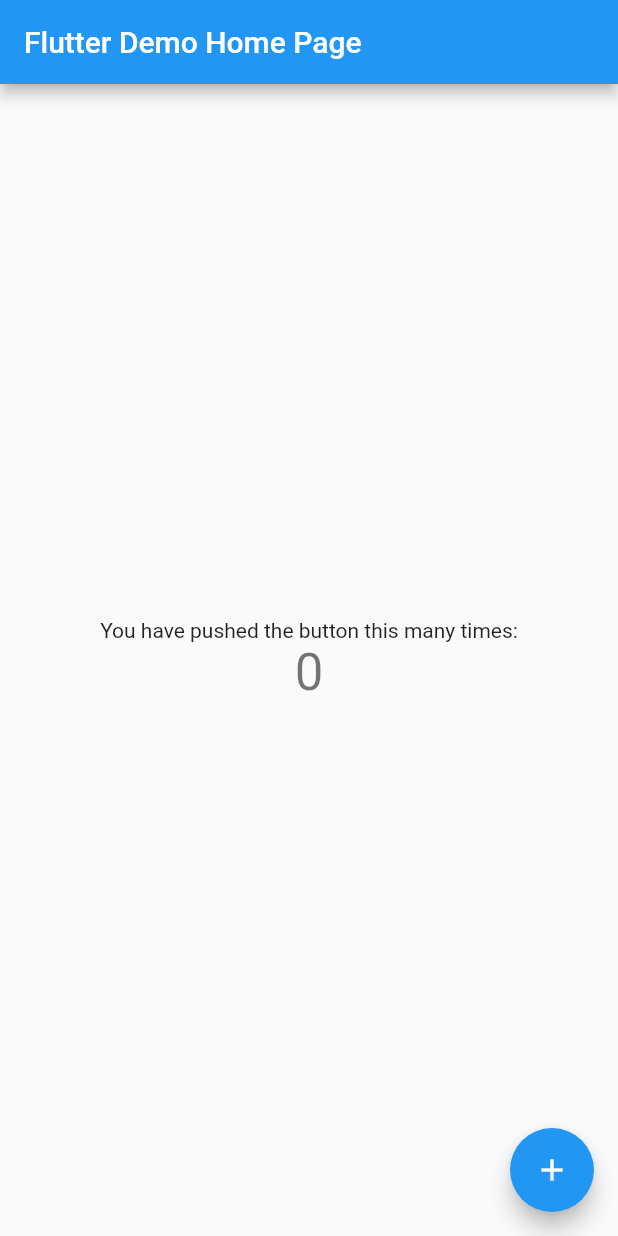
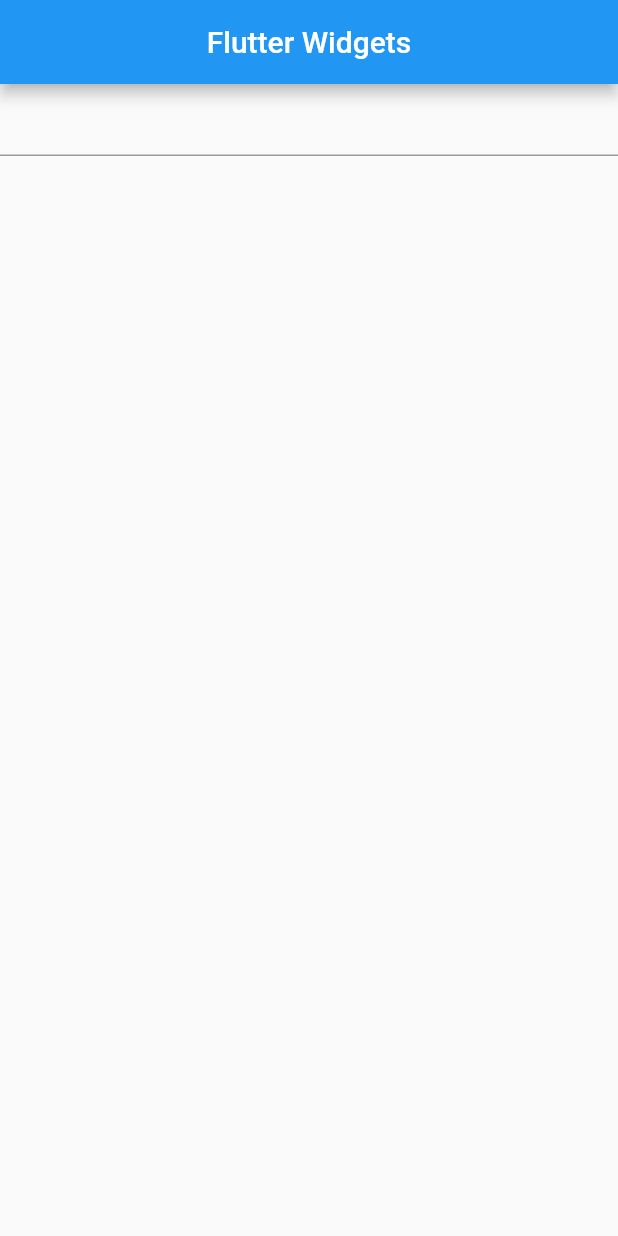
Before and after one commit to flutterStudio/flutter-widgets, a Flutter app: the screen it shows after launch, on a phone screen of 412 x 824 dp. Run offline on Flutter 3.47's test engine with Material 2 defaults, Android fonts, the phone set to English and light mode, and no system bars.

Commit message:
#1 implement an example.

````diff
--- a/lib/main.dart
+++ b/lib/main.dart
@@ -1,4 +1,5 @@
 import 'package:flutter/material.dart';
+import 'package:flutter_widgets/widgets/auto_complete_text_field.dart';
 
 void main() {
   runApp(MyApp());
@@ -22,92 +23,59 @@ class MyApp extends StatelessWidget {
         // is not restarted.
         primarySwatch: Colors.blue,
       ),
-      home: MyHomePage(title: 'Flutter Demo Home Page'),
+      home: MyHomePage(),
     );
   }
 }
 
 class MyHomePage extends StatefulWidget {
-  MyHomePage({Key? key, required this.title}) : super(key: key);
-
-  // This widget is the home page of your application. It is stateful, meaning
-  // that it has a State object (defined below) that contains fields that affect
-  // how it looks.
-
-  // This class is the configuration for the state. It holds the values (in this
-  // case the title) provided by the parent (in this case the App widget) and
-  // used by the build method of the State. Fields in a Widget subclass are
-  // always marked "final".
-
-  final String title;
+  MyHomePage({Key? key}) : super(key: key);
 
   @override
   _MyHomePageState createState() => _MyHomePageState();
 }
 
 class _MyHomePageState extends State<MyHomePage> {
-  int _counter = 0;
-
-  void _incrementCounter() {
-    setState(() {
-      // This call to setState tells the Flutter framework that something has
-      // changed in this State, which causes it to rerun the build method below
-      // so that the display can reflect the updated values. If we changed
-      // _counter without calling setState(), then the build method would not be
-      // called again, and so nothing would appear to happen.
-      _counter++;
-    });
-  }
-
+  _Item? _selectedItem;
   @override
   Widget build(BuildContext context) {
-    // This method is rerun every time setState is called, for instance as done
-    // by the _incrementCounter method above.
-    //
-    // The Flutter framework has been optimized to make rerunning build methods
-    // fast, so that you can just rebuild anything that needs updating rather
-    // than having to individually change instances of widgets.
     return Scaffold(
-      appBar: AppBar(
-        // Here we take the value from the MyHomePage object that was created by
-        // the App.build method, and use it to set our appbar title.
-        title: Text(widget.title),
-      ),
-      body: Center(
-        // Center is a layout widget. It takes a single child and positions it
-        // in the middle of the parent.
-        child: Column(
-          // Column is also a layout widget. It takes a list of children and
-          // arranges them vertically. By default, it sizes itself to fit its
-          // children horizontally, and tries to be as tall as its parent.
-          //
-          // Invoke "debug painting" (press "p" in the console, choose the
-          // "Toggle Debug Paint" action from the Flutter Inspector in Android
-          // Studio, or the "Toggle Debug Paint" command in Visual Studio Code)
-          // to see the wireframe for each widget.
-          //
-          // Column has various properties to control how it sizes itself and
-          // how it positions its children. Here we use mainAxisAlignment to
-          // center the children vertically; the main axis here is the vertical
-          // axis because Columns are vertical (the cross axis would be
-          // horizontal).
-          mainAxisAlignment: MainAxisAlignment.center,
-          children: <Widget>[
-            Text(
-              'You have pushed the button this many times:',
-            ),
-            Text(
-              '$_counter',
-              style: Theme.of(context).textTheme.headline4,
-            ),
+        appBar: AppBar(
+          title: Text("Flutter Widgets"),
+          centerTitle: true,
+        ),
+        body: Column(
+          children: [
+            AutoCompleteTextField<_Item>(
+                onSearchTextChanges: (text) async {
+                  List<_Item> items = _values
+                      .where((element) => element.text.contains(text))
+                      .toList();
+                  return items;
+                },
+                inputDecoration:
+                    InputDecoration(contentPadding: EdgeInsets.all(10)),
+                onResultSelected: (result) => setState(() {
+                      _selectedItem = result;
+                    }),
+                itemView: (value) => value.text,
+                label: "Items search"),
+            Expanded(child: Text(_selectedItem?.text ?? " "))
           ],
-        ),
-      ),
-      floatingActionButton: FloatingActionButton(
-        onPressed: _incrementCounter,
-        tooltip: 'Increment',
-        child: Icon(Icons.add),
-      ), // This trailing comma makes auto-formatting nicer for build methods.
-    );
+        ));
   }
 }
+
+class _Item {
+  final String text;
+
+  const _Item({required this.text});
+}
+
+const List<_Item> _values = [
+  _Item(text: "User1 "),
+  _Item(text: "User12"),
+  _Item(text: "User0"),
+  _Item(text: "User14"),
+  _Item(text: "User11"),
+];
--- /dev/null
+++ b/lib/widgets/auto_complete_text_field.dart
@@ -0,0 +1,217 @@
+import 'package:flutter/cupertino.dart';
+import 'package:flutter/material.dart';
+
+/// A textfield with search auto complete.
+///
+/// Use [onSearchTextChanges] to generate search results list.
+///
+/// [onResultSelected] Handles th result onclick action.
+///
+/// Use the [validator] to validate current selected value of the widget.
+///
+/// **Example**
+/// ```
+/// AutoCompleteTextField<Product>(
+///   label: "Product",
+///   itemView: (Product product) {
+///     return product.name;
+///   },
+///   onResultSelected: (product) {
+///     bloc.changeProduct(product);
+///     if (bloc.product != null) {
+///       _amounteditingController.text = bloc.amount.toString();
+///     }
+///   },
+///   onSearchTextChanges: (value) async {
+///     var data = await MainRepository.instance().searchitems(value);
+///     return data.data;
+///   },
+/// );
+///
+/// ```
+///
+class AutoCompleteTextField<T> extends StatefulWidget {
+  final Future<List<T>>? Function(String)? onSearchTextChanges;
+  final void Function(T)? onResultSelected;
+  final String Function(T) itemView;
+  final InputDecoration? inputDecoration;
+  final String? listTitle;
+  final String? label;
+  final String? Function(String?)? validator;
+  final T? value;
+
+  AutoCompleteTextField({
+    this.onSearchTextChanges,
+    this.onResultSelected,
+    this.listTitle,
+    this.validator,
+    this.value,
+    this.inputDecoration,
+    required this.itemView,
+    required this.label,
+  });
+  @override
+  _AutoCompleteTextFieldState<T> createState() =>
+      _AutoCompleteTextFieldState<T>();
+}
+
+class _AutoCompleteTextFieldState<T> extends State<AutoCompleteTextField<T>> {
+  final LayerLink _layerLink = LayerLink();
+  OverlayEntry? _overlayEntry;
+  final FocusNode _focusNode = FocusNode();
+  TextEditingController? _textEditingController;
+  String? _searchTerm;
+  ValueNotifier<T>? _value;
+
+  @override
+  void initState() {
+    _searchTerm = "";
+
+    _textEditingController = TextEditingController();
+
+    if (widget.value != null) {
+      _value = ValueNotifier<T>(widget.value!);
+      _textEditingController?.text = widget.itemView(widget.value!);
+    }
+
+    _focusNode.addListener(() {
+      if (_focusNode.hasFocus) {
+        if (this._overlayEntry == null) {
+          _overlayEntry = _createOverlayEntry([]);
+          Overlay.of(context)?.insert(this._overlayEntry!);
+        }
+      } else {
+        deleteOverlay();
+      }
+    });
+    super.initState();
+  }
+
+  OverlayEntry _createOverlayEntry(List<T> items) {
+    RenderBox? renderBox = context.findRenderObject() as RenderBox;
+    Size size = renderBox.size;
+    double listHeight = items.length * (100 + 5.0);
+    return OverlayEntry(
+      maintainState: true,
+      builder: (context) => Positioned(
+        top: 0,
+        right: 40,
+        height: listHeight >= 200 ? 200 : listHeight,
+        width: MediaQuery.of(context).size.width -
+            (MediaQuery.of(context).size.width * 0.1),
+        child: CompositedTransformFollower(
+            link: this._layerLink,
+            showWhenUnlinked: false,
+            offset: Offset(size.height * 0.1, size.height * 0.8),
+            child: Material(
+                elevation: 4.0,
+                child: Column(children: [
+                  Container(
+                    height: 16,
+                    child: Row(
+                      mainAxisAlignment: MainAxisAlignment.end,
+                      children: [
+                        IconButton(
+                          icon: Icon(
+                            Icons.close,
+                            size: 18,
+                          ),
+                          onPressed: () {
+                            this._overlayEntry?.remove();
+                            _overlayEntry = null;
+                          },
+                        )
+                      ],
+                    ),
+                  ),
+                  Expanded(
+                      child: ListView.builder(
+                    padding: EdgeInsets.zero,
+                    shrinkWrap: true,
+                    itemCount: items.length,
+                    itemBuilder: (context, index) => ListTile(
+                      title: Text(widget.itemView(items[index])),
+                      onTap: () {
+                        this._overlayEntry?.remove();
+                        _overlayEntry = null;
+                        _textEditingController?.text =
+                            widget.itemView(items[index]);
+                        _value?.value = items[index];
+                        widget.onResultSelected!(items[index]);
+                      },
+                    ),
+                  ))
+                ]))),
+      ),
+    );
+  }
+
+  @override
+  Widget build(BuildContext context) =>
+      Column(crossAxisAlignment: CrossAxisAlignment.start, children: <Widget>[
+        CompositedTransformTarget(
+            link: _layerLink,
+            child: Container(
+                height: 50,
+                child: TextFormField(
+                  controller: _textEditingController,
+                  focusNode: _focusNode,
+                  onFieldSubmitted: (value) {},
+                  onEditingComplete: () {
+                    _textEditingController?.text =
+                        widget.itemView(_value!.value);
+                  },
+                  validator: widget.validator ??
+                      (value) {
+                        return _value?.value == null
+                            ? "Please Select an item"
+                            : null;
+                      },
+                  decoration: widget.inputDecoration ??
+                      InputDecoration(
+                        enabled: true,
+                        filled: true,
+                        fillColor: Theme.of(context).colorScheme.secondary,
+                        helperText: " ",
+                        enabledBorder: OutlineInputBorder(
+                          borderRadius: BorderRadius.circular(40.0),
+                          borderSide: BorderSide(color: Colors.white),
+                        ),
+                        errorBorder: OutlineInputBorder(
+                          borderRadius: BorderRadius.circular(40.0),
+                          borderSide: BorderSide(color: Colors.red),
+                        ),
+                        focusedErrorBorder: OutlineInputBorder(
+                          borderRadius: BorderRadius.circular(40.0),
+                          borderSide: BorderSide(color: Colors.red),
+                        ),
+                        focusedBorder: OutlineInputBorder(
+                          borderRadius: BorderRadius.circular(40.0),
+                          borderSide: BorderSide(color: Colors.white),
+                        ),
+                      ),
+                  onTap: () {},
+                  onChanged: (String value) async {
+                    value.trim();
+                    if (_searchTerm == value) {
+                      return;
+                    }
+                    _searchTerm = value;
+                    if (_searchTerm == null) {
+                      deleteOverlay();
+                      return;
+                    }
+                    List<T> items = [];
+                    items = await widget.onSearchTextChanges!(value)!;
+                    _overlayEntry?.remove();
+                    _overlayEntry = _createOverlayEntry(items);
+                    Overlay.of(context)?.insert(this._overlayEntry!);
+                  },
+                )))
+      ]);
+
+  void deleteOverlay() {
+    _overlayEntry?.remove();
+    _overlayEntry = null;
+  }
+}
````
